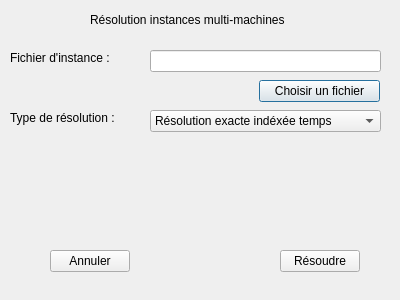
First picture: the form in resolveinstance.ui, repository pierrefervault/PRDOrdonancement, before the edit.
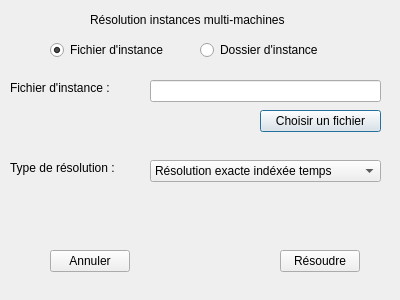
Second picture: the form after the edit.

```diff
--- a/resolveinstance.ui
+++ b/resolveinstance.ui
@@ -30,7 +30,7 @@
    <property name="geometry">
     <rect>
      <x>10</x>
-     <y>50</y>
+     <y>80</y>
      <width>121</width>
      <height>16</height>
     </rect>
@@ -43,7 +43,7 @@
    <property name="geometry">
     <rect>
      <x>10</x>
-     <y>110</y>
+     <y>160</y>
      <width>121</width>
      <height>16</height>
     </rect>
@@ -56,7 +56,7 @@
    <property name="geometry">
     <rect>
      <x>150</x>
-     <y>110</y>
+     <y>160</y>
      <width>231</width>
      <height>22</height>
     </rect>
@@ -81,7 +81,7 @@
    <property name="geometry">
     <rect>
      <x>150</x>
-     <y>50</y>
+     <y>80</y>
      <width>231</width>
      <height>22</height>
     </rect>
@@ -90,8 +90,8 @@
   <widget class="QPushButton" name="choisirFichierPushButton">
    <property name="geometry">
     <rect>
-     <x>259</x>
-     <y>80</y>
+     <x>260</x>
+     <y>110</y>
      <width>121</width>
      <height>22</height>
     </rect>
@@ -126,6 +126,35 @@
     <string>Annuler</string>
    </property>
   </widget>
+  <widget class="QRadioButton" name="fichierRadioButton">
+   <property name="geometry">
+    <rect>
+     <x>50</x>
+     <y>40</y>
+     <width>131</width>
+     <height>20</height>
+    </rect>
+   </property>
+   <property name="text">
+    <string>Fichier d'instance</string>
+   </property>
+   <property name="checked">
+    <bool>true</bool>
+   </property>
+  </widget>
+  <widget class="QRadioButton" name="dossierRadioButton">
+   <property name="geometry">
+    <rect>
+     <x>200</x>
+     <y>40</y>
+     <width>131</width>
+     <height>20</height>
+    </rect>
+   </property>
+   <property name="text">
+    <string>Dossier d'instance</string>
+   </property>
+  </widget>
  </widget>
  <resources/>
  <connections/>
```
